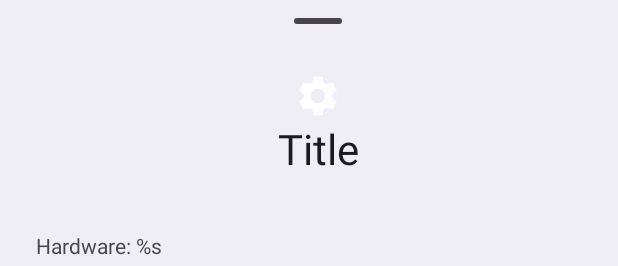
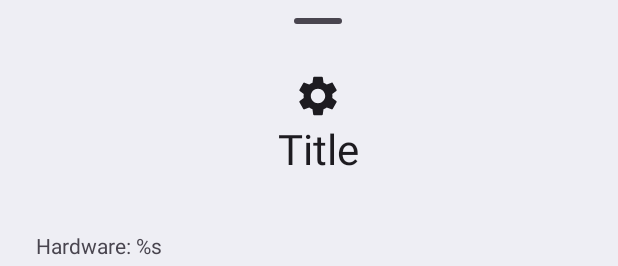
Before and after one commit to dawidkulpadev/MioGiapiccoHome, an Android app: the layout dialog_light_device_settings.xml on its own in the app's theme, with its tools: preview values and no code run, on a phone screen of 412 x 824 dp. Shown: the top 266 px of the screen. Run offline under Robolectric (Android 15) with nearby library versions, the phone set to English and light mode, and no system bars.

Commit message:
Chart colors are now themed

```diff
--- a/app/src/main/java/pl/dawidkulpa/miogiapiccohome/API/User.java
+++ b/app/src/main/java/pl/dawidkulpa/miogiapiccohome/API/User.java
@@ -59,7 +59,7 @@ public class User implements Parcelable {
         void onResult(boolean success, AirDataHistory airDataHistory);
     }
 
-    private final String serverAddress= "https://dawidkulpa.pl/apis/miogiapicco-dev/";
+    private final String serverAddress= "https://dawidkulpa.pl/apis/miogiapicco/";
     private int uid;
     final private String login;
     final private String pass;
--- a/app/src/main/res/drawable-night/icon_edit.xml
+++ /dev/null
@@ -1,5 +0,0 @@
-<vector xmlns:android="http://schemas.android.com/apk/res/android" android:height="24dp" android:tint="@color/textPrimaryLight" android:viewportHeight="24" android:viewportWidth="24" android:width="24dp">
-
-    <path android:fillColor="@android:color/white" android:pathData="M3,17.25V21h3.75L17.81,9.94l-3.75,-3.75L3,17.25zM20.71,7.04c0.39,-0.39 0.39,-1.02 0,-1.41l-2.34,-2.34c-0.39,-0.39 -1.02,-0.39 -1.41,0l-1.83,1.83 3.75,3.75 1.83,-1.83z"/>
-
-</vector>
--- a/app/src/main/res/drawable/icon_edit.xml
+++ b/app/src/main/res/drawable/icon_edit.xml
@@ -1,5 +1,5 @@
-<vector xmlns:android="http://schemas.android.com/apk/res/android" android:height="24dp" android:tint="#000000" android:viewportHeight="24" android:viewportWidth="24" android:width="24dp">
+<vector xmlns:android="http://schemas.android.com/apk/res/android" android:height="24dp" android:tint="?attr/colorOnSurface" android:viewportHeight="24" android:viewportWidth="24" android:width="24dp">
 
-    <path android:fillColor="@android:color/white" android:pathData="M3,17.25V21h3.75L17.81,9.94l-3.75,-3.75L3,17.25zM20.71,7.04c0.39,-0.39 0.39,-1.02 0,-1.41l-2.34,-2.34c-0.39,-0.39 -1.02,-0.39 -1.41,0l-1.83,1.83 3.75,3.75 1.83,-1.83z"/>
+    <path android:fillColor="?attr/colorOnSurface" android:pathData="M3,17.25V21h3.75L17.81,9.94l-3.75,-3.75L3,17.25zM20.71,7.04c0.39,-0.39 0.39,-1.02 0,-1.41l-2.34,-2.34c-0.39,-0.39 -1.02,-0.39 -1.41,0l-1.83,1.83 3.75,3.75 1.83,-1.83z"/>
 
 </vector>
--- a/app/src/main/res/drawable/icon_logout.xml
+++ b/app/src/main/res/drawable/icon_logout.xml
@@ -1,5 +1,5 @@
 <vector android:autoMirrored="true" android:height="24dp"
-    android:tint="#000000" android:viewportHeight="24"
+    android:tint="?attr/colorOnSurface" android:viewportHeight="24"
     android:viewportWidth="24" android:width="24dp" xmlns:android="http://schemas.android.com/apk/res/android">
-    <path android:fillColor="@android:color/white" android:pathData="M17,7l-1.41,1.41L18.17,11H8v2h10.17l-2.58,2.58L17,17l5,-5zM4,5h8V3H4c-1.1,0 -2,0.9 -2,2v14c0,1.1 0.9,2 2,2h8v-2H4V5z"/>
+    <path android:fillColor="?attr/colorOnSurface" android:pathData="M17,7l-1.41,1.41L18.17,11H8v2h10.17l-2.58,2.58L17,17l5,-5zM4,5h8V3H4c-1.1,0 -2,0.9 -2,2v14c0,1.1 0.9,2 2,2h8v-2H4V5z"/>
 </vector>
--- a/app/src/main/res/drawable/icon_more_vertical.xml
+++ b/app/src/main/res/drawable/icon_more_vertical.xml
@@ -1,5 +1,5 @@
-<vector xmlns:android="http://schemas.android.com/apk/res/android" android:height="24dp" android:tint="#000000" android:viewportHeight="24" android:viewportWidth="24" android:width="24dp">
+<vector xmlns:android="http://schemas.android.com/apk/res/android" android:height="24dp" android:tint="?attr/colorOnSurface" android:viewportHeight="24" android:viewportWidth="24" android:width="24dp">
 
-    <path android:fillColor="@android:color/white" android:pathData="M12,8c1.1,0 2,-0.9 2,-2s-0.9,-2 -2,-2 -2,0.9 -2,2 0.9,2 2,2zM12,10c-1.1,0 -2,0.9 -2,2s0.9,2 2,2 2,-0.9 2,-2 -0.9,-2 -2,-2zM12,16c-1.1,0 -2,0.9 -2,2s0.9,2 2,2 2,-0.9 2,-2 -0.9,-2 -2,-2z"/>
+    <path android:fillColor="?attr/colorOnSurface" android:pathData="M12,8c1.1,0 2,-0.9 2,-2s-0.9,-2 -2,-2 -2,0.9 -2,2 0.9,2 2,2zM12,10c-1.1,0 -2,0.9 -2,2s0.9,2 2,2 2,-0.9 2,-2 -0.9,-2 -2,-2zM12,16c-1.1,0 -2,0.9 -2,2s0.9,2 2,2 2,-0.9 2,-2 -0.9,-2 -2,-2z"/>
 
 </vector>
--- a/app/src/main/res/drawable/icon_push.xml
+++ /dev/null
@@ -1,5 +0,0 @@
-<vector xmlns:android="http://schemas.android.com/apk/res/android" android:height="24dp" android:tint="#FFFFFF" android:viewportHeight="960" android:viewportWidth="960" android:width="24dp">
-
-    <path android:fillColor="@android:color/white" android:pathData="M260,800Q169,800 104.5,737Q40,674 40,583Q40,505 87,444Q134,383 210,366Q235,274 310,217Q385,160 480,160Q597,160 678.5,241.5Q760,323 760,440L760,440L760,440Q829,448 874.5,499.5Q920,551 920,620Q920,695 867.5,747.5Q815,800 740,800L520,800Q487,800 463.5,776.5Q440,753 440,720L440,514L376,576L320,520L480,360L640,520L584,576L520,514L520,720Q520,720 520,720Q520,720 520,720L740,720Q782,720 811,691Q840,662 840,620Q840,578 811,549Q782,520 740,520L680,520L680,440Q680,357 621.5,298.5Q563,240 480,240Q397,240 338.5,298.5Q280,357 280,440L260,440Q202,440 161,481Q120,522 120,580Q120,638 161,679Q202,720 260,720L360,720L360,800L260,800ZM480,520L480,520L480,520Q480,520 480,520Q480,520 480,520L480,520L480,520Q480,520 480,520Q480,520 480,520L480,520Q480,520 480,520Q480,520 480,520L480,520Q480,520 480,520Q480,520 480,520Q480,520 480,520Q480,520 480,520L480,520L480,520Q480,520 480,520Q480,520 480,520Q480,520 480,520Q480,520 480,520L480,520Q480,520 480,520Q480,520 480,520Q480,520 480,520Q480,520 480,520L480,520Z"/>
-
-</vector>
--- a/app/src/main/res/drawable/icon_remove.xml
+++ b/app/src/main/res/drawable/icon_remove.xml
@@ -1,5 +1,5 @@
-<vector android:height="24dp" android:tint="#FFFFFF"
+<vector android:height="24dp" android:tint="?attr/colorOnSurface"
     android:viewportHeight="24" android:viewportWidth="24"
     android:width="24dp" xmlns:android="http://schemas.android.com/apk/res/android">
-    <path android:fillColor="@android:color/white" android:pathData="M6,19c0,1.1 0.9,2 2,2h8c1.1,0 2,-0.9 2,-2L18,7L6,7v12zM8,9h8v10L8,19L8,9zM15.5,4l-1,-1h-5l-1,1L5,4v2h14L19,4z"/>
+    <path android:fillColor="?attr/colorOnSurface" android:pathData="M6,19c0,1.1 0.9,2 2,2h8c1.1,0 2,-0.9 2,-2L18,7L6,7v12zM8,9h8v10L8,19L8,9zM15.5,4l-1,-1h-5l-1,1L5,4v2h14L19,4z"/>
 </vector>
--- a/app/src/main/res/drawable/icon_settings.xml
+++ b/app/src/main/res/drawable/icon_settings.xml
@@ -1,5 +1,5 @@
-<vector android:height="24dp" android:tint="#FFFFFF"
+<vector android:height="24dp" android:tint="?attr/colorOnSurface"
     android:viewportHeight="24" android:viewportWidth="24"
     android:width="24dp" xmlns:android="http://schemas.android.com/apk/res/android">
-    <path android:fillColor="@android:color/white" android:pathData="M19.14,12.94c0.04,-0.3 0.06,-0.61 0.06,-0.94c0,-0.32 -0.02,-0.64 -0.07,-0.94l2.03,-1.58c0.18,-0.14 0.23,-0.41 0.12,-0.61l-1.92,-3.32c-0.12,-0.22 -0.37,-0.29 -0.59,-0.22l-2.39,0.96c-0.5,-0.38 -1.03,-0.7 -1.62,-0.94L14.4,2.81c-0.04,-0.24 -0.24,-0.41 -0.48,-0.41h-3.84c-0.24,0 -0.43,0.17 -0.47,0.41L9.25,5.35C8.66,5.59 8.12,5.92 7.63,6.29L5.24,5.33c-0.22,-0.08 -0.47,0 -0.59,0.22L2.74,8.87C2.62,9.08 2.66,9.34 2.86,9.48l2.03,1.58C4.84,11.36 4.8,11.69 4.8,12s0.02,0.64 0.07,0.94l-2.03,1.58c-0.18,0.14 -0.23,0.41 -0.12,0.61l1.92,3.32c0.12,0.22 0.37,0.29 0.59,0.22l2.39,-0.96c0.5,0.38 1.03,0.7 1.62,0.94l0.36,2.54c0.05,0.24 0.24,0.41 0.48,0.41h3.84c0.24,0 0.44,-0.17 0.47,-0.41l0.36,-2.54c0.59,-0.24 1.13,-0.56 1.62,-0.94l2.39,0.96c0.22,0.08 0.47,0 0.59,-0.22l1.92,-3.32c0.12,-0.22 0.07,-0.47 -0.12,-0.61L19.14,12.94zM12,15.6c-1.98,0 -3.6,-1.62 -3.6,-3.6s1.62,-3.6 3.6,-3.6s3.6,1.62 3.6,3.6S13.98,15.6 12,15.6z"/>
+    <path android:fillColor="?attr/colorOnSurface" android:pathData="M19.14,12.94c0.04,-0.3 0.06,-0.61 0.06,-0.94c0,-0.32 -0.02,-0.64 -0.07,-0.94l2.03,-1.58c0.18,-0.14 0.23,-0.41 0.12,-0.61l-1.92,-3.32c-0.12,-0.22 -0.37,-0.29 -0.59,-0.22l-2.39,0.96c-0.5,-0.38 -1.03,-0.7 -1.62,-0.94L14.4,2.81c-0.04,-0.24 -0.24,-0.41 -0.48,-0.41h-3.84c-0.24,0 -0.43,0.17 -0.47,0.41L9.25,5.35C8.66,5.59 8.12,5.92 7.63,6.29L5.24,5.33c-0.22,-0.08 -0.47,0 -0.59,0.22L2.74,8.87C2.62,9.08 2.66,9.34 2.86,9.48l2.03,1.58C4.84,11.36 4.8,11.69 4.8,12s0.02,0.64 0.07,0.94l-2.03,1.58c-0.18,0.14 -0.23,0.41 -0.12,0.61l1.92,3.32c0.12,0.22 0.37,0.29 0.59,0.22l2.39,-0.96c0.5,0.38 1.03,0.7 1.62,0.94l0.36,2.54c0.05,0.24 0.24,0.41 0.48,0.41h3.84c0.24,0 0.44,-0.17 0.47,-0.41l0.36,-2.54c0.59,-0.24 1.13,-0.56 1.62,-0.94l2.39,0.96c0.22,0.08 0.47,0 0.59,-0.22l1.92,-3.32c0.12,-0.22 0.07,-0.47 -0.12,-0.61L19.14,12.94zM12,15.6c-1.98,0 -3.6,-1.62 -3.6,-3.6s1.62,-3.6 3.6,-3.6s3.6,1.62 3.6,3.6S13.98,15.6 12,15.6z"/>
 </vector>
--- a/app/src/main/res/drawable/icon_visibility_off.xml
+++ b/app/src/main/res/drawable/icon_visibility_off.xml
@@ -5,6 +5,6 @@
     android:viewportHeight="24"
     android:tint="?attr/colorControlNormal">
   <path
-      android:fillColor="@android:color/white"
+      android:fillColor="?attr/colorControlNormal"
       android:pathData="M12,7c2.76,0 5,2.24 5,5 0,0.65 -0.13,1.26 -0.36,1.83l2.92,2.92c1.51,-1.26 2.7,-2.89 3.43,-4.75 -1.73,-4.39 -6,-7.5 -11,-7.5 -1.4,0 -2.74,0.25 -3.98,0.7l2.16,2.16C10.74,7.13 11.35,7 12,7zM2,4.27l2.28,2.28 0.46,0.46C3.08,8.3 1.78,10.02 1,12c1.73,4.39 6,7.5 11,7.5 1.55,0 3.03,-0.3 4.38,-0.84l0.42,0.42L19.73,22 21,20.73 3.27,3 2,4.27zM7.53,9.8l1.55,1.55c-0.05,0.21 -0.08,0.43 -0.08,0.65 0,1.66 1.34,3 3,3 0.22,0 0.44,-0.03 0.65,-0.08l1.55,1.55c-0.67,0.33 -1.41,0.53 -2.2,0.53 -2.76,0 -5,-2.24 -5,-5 0,-0.79 0.2,-1.53 0.53,-2.2zM11.84,9.02l3.15,3.15 0.02,-0.16c0,-1.66 -1.34,-3 -3,-3l-0.17,0.01z"/>
 </vector>
--- a/app/src/main/res/drawable/icon_visibility_on.xml
+++ b/app/src/main/res/drawable/icon_visibility_on.xml
@@ -5,6 +5,6 @@
     android:viewportHeight="24"
     android:tint="?attr/colorControlNormal">
   <path
-      android:fillColor="@android:color/white"
+      android:fillColor="?attr/colorControlNormal"
       android:pathData="M12,4.5C7,4.5 2.73,7.61 1,12c1.73,4.39 6,7.5 11,7.5s9.27,-3.11 11,-7.5c-1.73,-4.39 -6,-7.5 -11,-7.5zM12,17c-2.76,0 -5,-2.24 -5,-5s2.24,-5 5,-5 5,2.24 5,5 -2.24,5 -5,5zM12,9c-1.66,0 -3,1.34 -3,3s1.34,3 3,3 3,-1.34 3,-3 -1.34,-3 -3,-3z"/>
 </vector>
--- a/app/src/main/res/menu/menu_main.xml
+++ b/app/src/main/res/menu/menu_main.xml
@@ -7,14 +7,12 @@
         android:orderInCategory="100"
         android:title="@string/action_settings"
         android:icon="@drawable/icon_settings"
-        app:iconTint="@color/textPrimaryLight"
-        app:showAsAction="ifRoom" />
+        app:showAsAction="never" />
 
     <item
         android:id="@+id/action_logout"
         android:orderInCategory="100"
         android:title="@string/action_logout"
         android:icon="@drawable/icon_logout"
-        app:iconTint="@color/textPrimaryLight"
         app:showAsAction="never" />
 </menu>
--- a/app/src/main/res/menu/room_menu.xml
+++ b/app/src/main/res/menu/room_menu.xml
@@ -8,8 +8,6 @@
         android:orderInCategory="100"
         android:title="@string/button_rename"
         android:icon="@drawable/icon_edit"
-        app:iconTint="@color/textPrimaryLight"
-        android:iconTint="@color/textPrimaryLight"
         app:showAsAction="never" />
 
     <item
@@ -17,7 +15,5 @@
         android:orderInCategory="100"
         android:title="@string/button_remove"
         android:icon="@drawable/icon_remove"
-        app:iconTint="@color/textPrimaryLight"
-        android:iconTint="@color/textPrimaryLight"
         app:showAsAction="never" />
 </menu>
--- a/app/src/main/res/values-night/themes.xml
+++ b/app/src/main/res/values-night/themes.xml
@@ -20,6 +20,9 @@
         <item name="colorSecondaryContainer">#3C5555</item>
         <item name="colorOnSecondaryContainer">#F5F5F5</item>
         <!-- <item name="colorPrimary">@color/my_dark_primary</item> -->
+
+        <item name="colorChartHumidityData">#4DD0E1</item>
+        <item name="colorChartTemperatureData">#E57373</item>
     </style>
 
     <style name="Theme.MyApplication.Background" parent="Theme.MyApplication">
--- /dev/null
+++ b/app/src/main/res/values/attrs.xml
@@ -0,0 +1,5 @@
+<?xml version="1.0" encoding="utf-8"?>
+<resources>
+    <attr name="colorChartHumidityData" format="color" />
+    <attr name="colorChartTemperatureData" format="color" />
+</resources>
--- a/app/src/main/res/values/themes.xml
+++ b/app/src/main/res/values/themes.xml
@@ -20,6 +20,9 @@
         <item name="colorSecondaryContainer">#8AC2C2</item>
         <item name="colorOnSecondaryContainer">#22251F</item>
         <!-- <item name="colorPrimary">@color/my_light_primary</item> -->
+
+        <item name="colorChartHumidityData">#006064</item>
+        <item name="colorChartTemperatureData">#C62828</item>
     </style>
 
 
```
Also changed, not shown: app/src/main/java/pl/dawidkulpa/miogiapiccohome/adapters/AirDataChart.java (+25 -6 lines).
